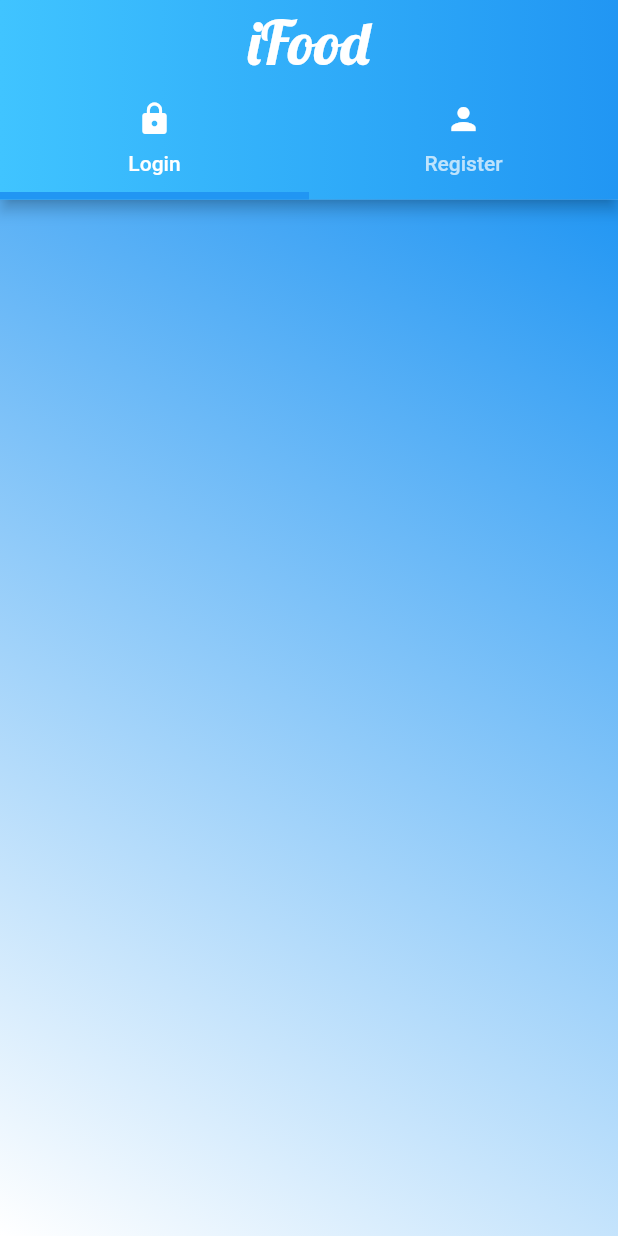
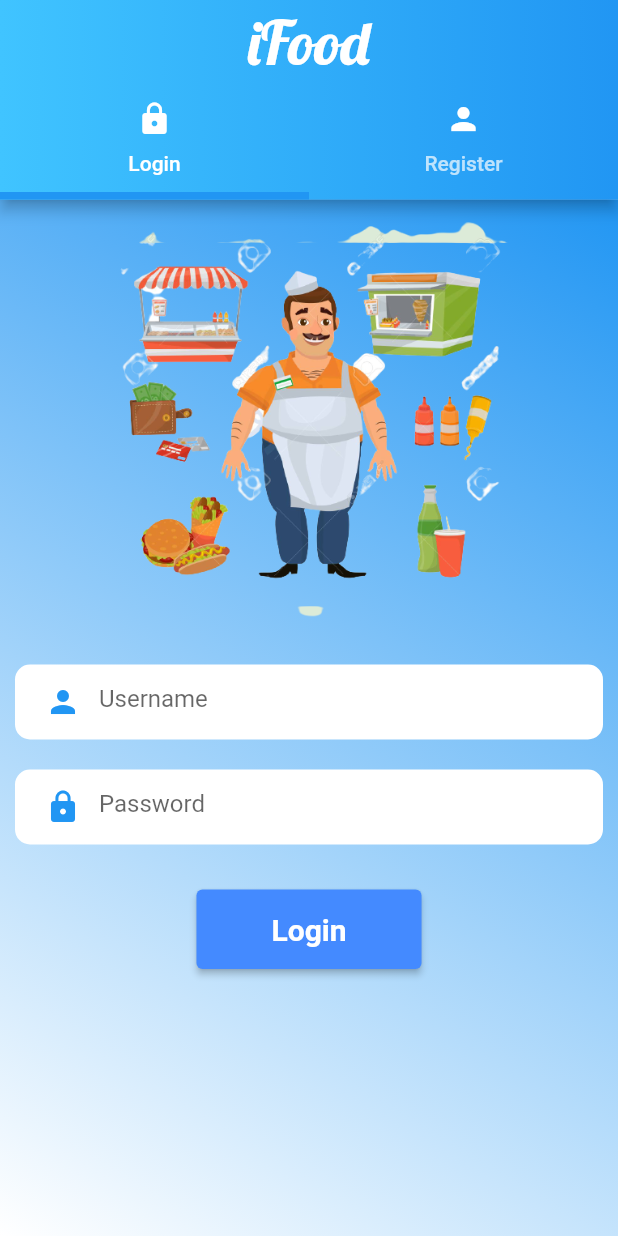
Before and after one commit to remixdrama/SulogoonV2, a Flutter app: the screen it shows after launch, on a phone screen of 412 x 824 dp. Run offline on Flutter 3.47's test engine with Material 2 defaults, Android fonts, the phone set to English and light mode, and no system bars; our stand-ins replace geocoding, geolocator, image_picker.

```diff
--- a/lib/authentication/login.dart
+++ b/lib/authentication/login.dart
@@ -1,4 +1,5 @@
 import 'package:flutter/material.dart';
+import 'package:sulogoonv2_app/widgets/custom_text_field.dart';
 
 class LoginScreen extends StatefulWidget {
   const LoginScreen({super.key});
@@ -14,6 +15,63 @@
 
   @override
   Widget build(BuildContext context) {
-    return Container();
+    return SingleChildScrollView(
+      child: Column(
+        mainAxisSize: MainAxisSize.max,
+        children: [
+          Container(
+            alignment: Alignment.bottomCenter,
+            child: Padding(
+              padding: const EdgeInsets.all(15),
+              child: Image.asset(
+                "images/seller.png",
+                height: 270,
+              ),
+            ),
+          ),
+          Form(
+            key: _formKey,
+            child: Column(
+              children: [
+                CustomTextField(
+                  data: Icons.person,
+                  controller: nameController,
+                  hintText: "Username",
+                  isObscure: false,
+                ),
+                CustomTextField(
+                  data: Icons.lock,
+                  controller: passwordController,
+                  hintText: "Password",
+                  isObscure: true,
+                ),
+              ],
+            ),
+          ),
+          const SizedBox(
+            height: 20,
+          ),
+          ElevatedButton(
+            // ignore: sort_child_properties_last
+            child: const Text(
+              "Login",
+              style: TextStyle(
+                color: Colors.white,
+                fontWeight: FontWeight.bold,
+                fontSize: 20,
+              ),
+            ),
+            style: ElevatedButton.styleFrom(
+              backgroundColor: Colors.blueAccent,
+              padding: const EdgeInsets.symmetric(horizontal: 50, vertical: 15),
+            ),
+            onPressed: () => print("sign-up test"),
+          ),
+          const SizedBox(
+            height: 50,
+          ),
+        ],
+      ),
+    );
   }
 }
--- a/pubspec.yaml
+++ b/pubspec.yaml
@@ -37,6 +37,8 @@
   # Use with the CupertinoIcons class for iOS style icons.
   cupertino_icons: ^1.0.2
   image_picker: ^0.8.6+1
+  geolocator: ^9.0.2
+  geocoding: ^2.0.5
 
 dev_dependencies:
   flutter_test:
```
Also changed, not shown: lib/authentication/register.dart (+36 -1 lines), pubspec.lock, 6 other files.
